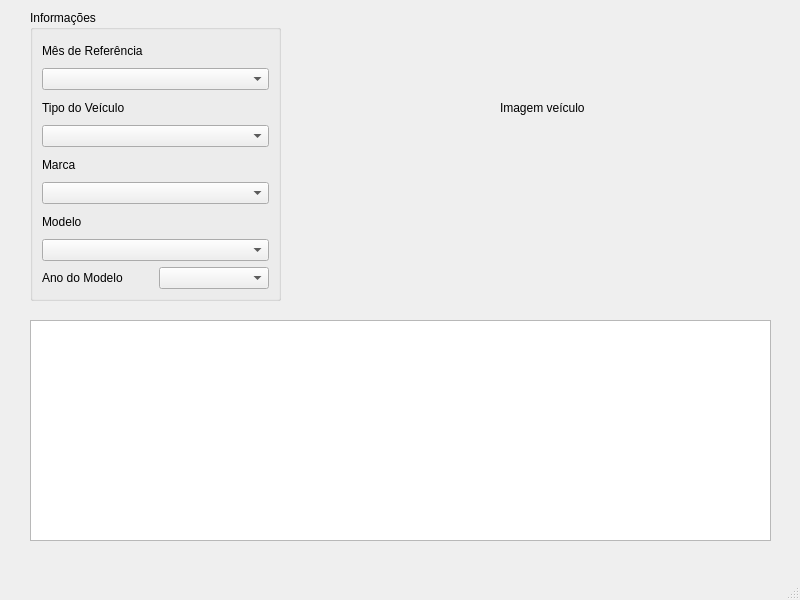
Old version of the form mainwindow.ui in the repository walter-agostinho/Vehicle_Searching.
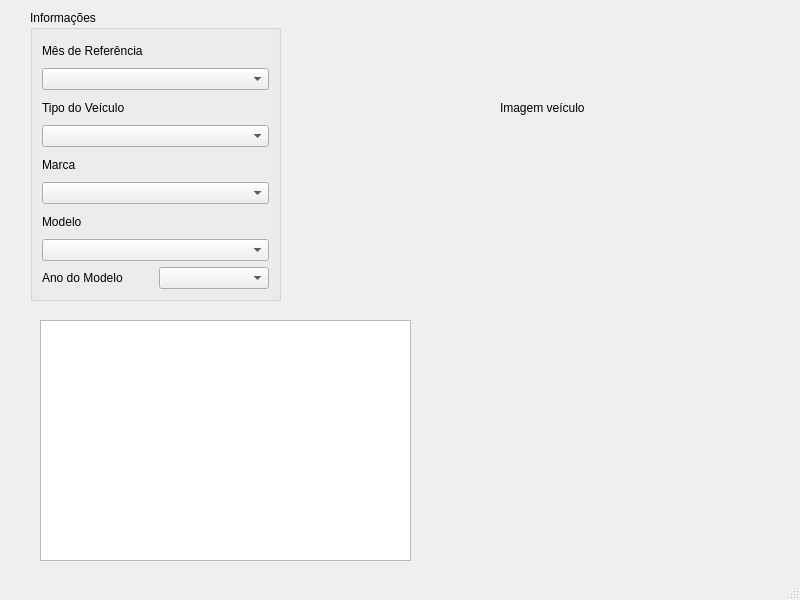
New version of the form.

Commit message: change tablewidget to plainTextEdit and created SetMonthReferenceParameter function

Patch:
```diff
--- a/mainwindow.ui
+++ b/mainwindow.ui
@@ -14,16 +14,6 @@
    <string>MainWindow</string>
   </property>
   <widget class="QWidget" name="centralwidget">
-   <widget class="QTableWidget" name="vehicleTableWidget">
-    <property name="geometry">
-     <rect>
-      <x>30</x>
-      <y>320</y>
-      <width>741</width>
-      <height>221</height>
-     </rect>
-    </property>
-   </widget>
    <widget class="QLabel" name="label_4">
     <property name="geometry">
      <rect>
@@ -106,6 +96,16 @@
      </item>
     </layout>
    </widget>
+   <widget class="QPlainTextEdit" name="vehiclePlainTextEdit">
+    <property name="geometry">
+     <rect>
+      <x>40</x>
+      <y>320</y>
+      <width>371</width>
+      <height>241</height>
+     </rect>
+    </property>
+   </widget>
   </widget>
   <widget class="QMenuBar" name="menubar">
    <property name="geometry">
```
The commit also changes 2 other files.
